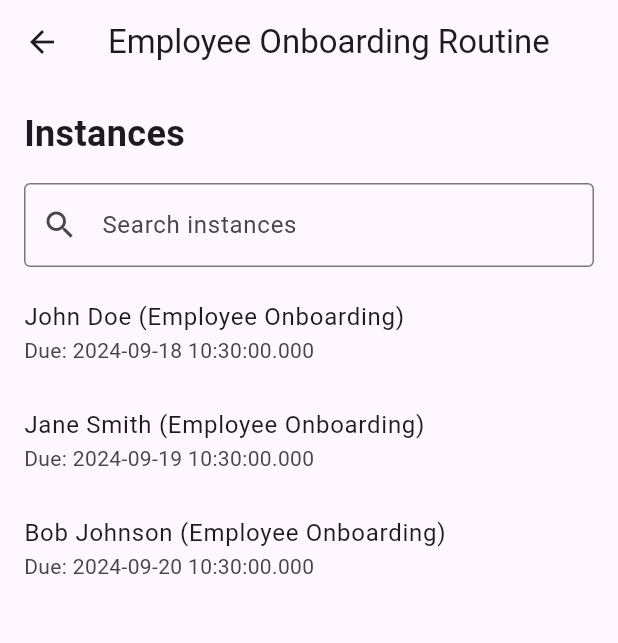
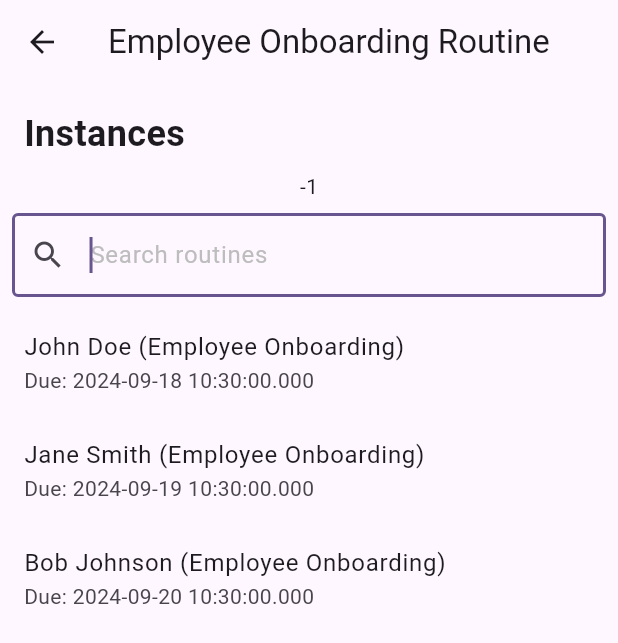
Before and after one commit to zelk/rutinia, a Flutter app: the screen it shows after launch, after a tap on "Employee Onboarding", on a phone screen of 412 x 824 dp. Shown: the top 643 px of the screen. Run offline on Flutter 3.47's test engine with Material 3 defaults, Android fonts, the phone set to English and light mode, and no system bars.

Commit message:
RoutinePage got ZelkSearchableListView

```diff
--- a/lib/routine_page.dart
+++ b/lib/routine_page.dart
@@ -1,4 +1,5 @@
 import 'package:flutter/material.dart';
+import 'widgets/zelk_searchable_list_view.dart';
 import 'models.dart';
 import 'instance_page.dart';
 
@@ -20,6 +21,34 @@
 }
 
 class _RoutinePageState extends State<RoutinePage> {
+  late List<RoutineInstance> _allItems;
+  late List<RoutineInstance> _filteredItems;
+
+  @override
+  void initState() {
+    super.initState();
+    _allItems = widget.routine.instances;
+    _filteredItems = _allItems;
+  }
+
+  void _openInstancePage(RoutineInstance instance) {
+    Navigator.push(
+      context,
+      MaterialPageRoute(
+        builder: (context) => InstancePage(instance: instance),
+      ),
+    );
+  }
+
+  void _filterItems(String value) {
+    setState(() {
+      _filteredItems = _allItems
+          .where((instance) =>
+              instance.name.toLowerCase().contains(value.toLowerCase()))
+          .toList();
+    });
+  }
+
   @override
   Widget build(BuildContext context) {
     return Scaffold(
@@ -40,37 +69,21 @@
               ),
             ),
           ),
-          // Search box
-          Padding(
-            padding:
-                const EdgeInsets.symmetric(horizontal: 16.0, vertical: 8.0),
-            child: TextField(
-              decoration: const InputDecoration(
-                hintText: 'Search instances',
-                prefixIcon: Icon(Icons.search),
-                border: OutlineInputBorder(),
-              ),
-              onChanged: (value) {
-                // TODO: Implement search functionality
+          Expanded(
+            child: ZelkSearchableListView(
+              itemCount: _filteredItems.length,
+              filter: _filterItems,
+              onItemTap: (index) {
+                _openInstancePage(_filteredItems[index]);
               },
-            ),
-          ),
-          // List of instances
-          Expanded(
-            child: ListView.builder(
-              itemCount: widget.routine.instances.length,
-              itemBuilder: (context, index) {
-                final instance = widget.routine.instances[index];
+              itemBuilder: (context, index, hasFocus) {
+                final instance = _filteredItems[index];
                 return ListTile(
                   title: Text(instance.name),
                   subtitle: Text('Due: ${instance.dueDate.toString()}'),
+                  tileColor: hasFocus ? Colors.blue.withOpacity(0.5) : null,
                   onTap: () {
-                    Navigator.push(
-                      context,
-                      MaterialPageRoute(
-                        builder: (context) => InstancePage(instance: instance),
-                      ),
-                    );
+                    _openInstancePage(instance);
                   },
                 );
               },
```
